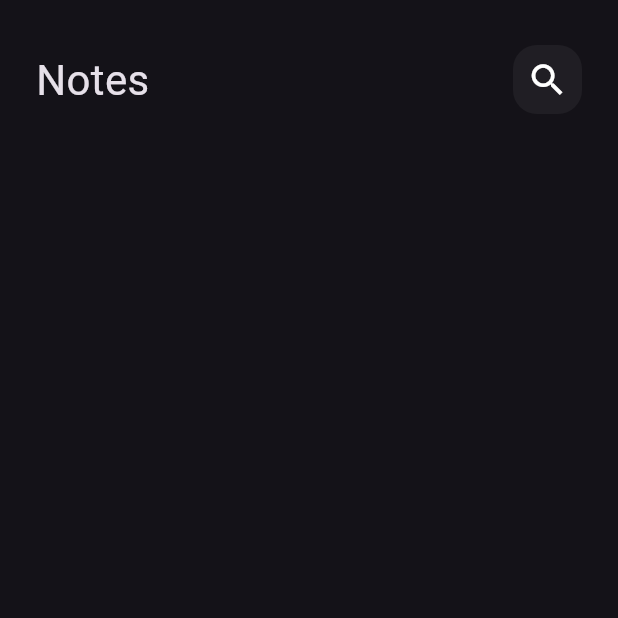
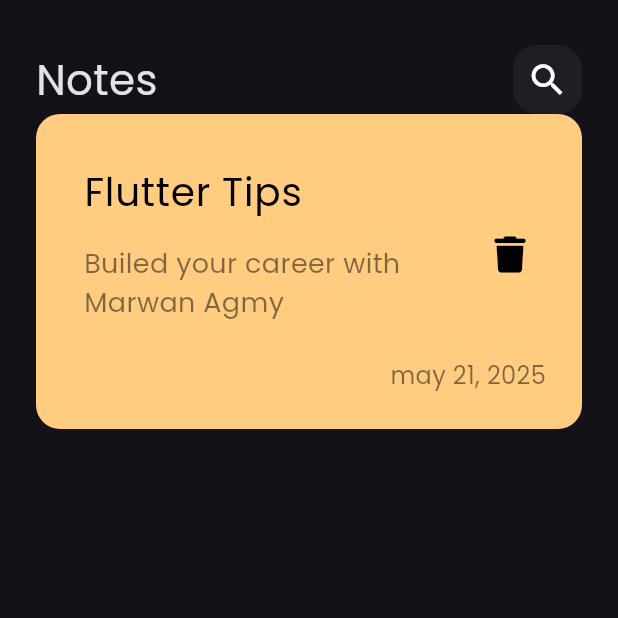
Before and after one commit to MarwanAgmy/notes_app, a Flutter app: the screen it shows after launch, on a phone screen of 412 x 824 dp, the top half of it. Run offline on Flutter 3.47's test engine with Material 3 defaults, Android fonts, the phone set to English and light mode, and no system bars; our stand-ins replace font_awesome_flutter.

Commit message:
create custom note item and added poppins font

```diff
--- a/lib/main.dart
+++ b/lib/main.dart
@@ -12,7 +12,8 @@ class NotesApp extends StatelessWidget {
   Widget build(BuildContext context) {
     return MaterialApp(
       debugShowCheckedModeBanner: false,
-      theme: ThemeData(brightness: Brightness.dark),
+      theme: ThemeData(brightness: Brightness.dark, fontFamily: 'Poppins'),
+
       home: NotesView(),
     );
   }
--- /dev/null
+++ b/lib/widgets/custom_note_item.dart
@@ -0,0 +1,52 @@
+import 'package:flutter/material.dart';
+import 'package:font_awesome_flutter/font_awesome_flutter.dart';
+
+class NoteItem extends StatelessWidget {
+  const NoteItem({super.key});
+
+  @override
+  Widget build(BuildContext context) {
+    return Container(
+      padding: EdgeInsets.only(top: 24, bottom: 24, left: 16),
+      decoration: BoxDecoration(
+        borderRadius: BorderRadius.circular(16),
+        color: Color(0xffFFCC80),
+      ),
+      child: Column(
+        crossAxisAlignment: CrossAxisAlignment.end,
+        children: [
+          ListTile(
+            title: Text(
+              'Flutter Tips',
+              style: TextStyle(fontSize: 26, color: Colors.black),
+            ),
+            subtitle: Padding(
+              padding: const EdgeInsets.symmetric(vertical: 16),
+              child: Text(
+                'Builed your career with Marwan Agmy',
+                style: TextStyle(
+                  color: Colors.black.withValues(alpha: .5),
+                  fontSize: 18,
+                ),
+              ),
+            ),
+            trailing: IconButton(
+              onPressed: () {},
+              icon: Icon(FontAwesomeIcons.trash, color: Colors.black, size: 24),
+            ),
+          ),
+          Padding(
+            padding: const EdgeInsets.only(right: 24),
+            child: Text(
+              'may 21, 2025',
+              style: TextStyle(
+                color: Colors.black.withValues(alpha: .5),
+                fontSize: 16,
+              ),
+            ),
+          ),
+        ],
+      ),
+    );
+  }
+}
--- a/lib/widgets/notes_view_body.dart
+++ b/lib/widgets/notes_view_body.dart
@@ -1,5 +1,6 @@
 import 'package:flutter/material.dart';
 import 'package:notes_app/widgets/custom_app_bar.dart';
+import 'package:notes_app/widgets/custom_note_item.dart';
 
 class NotesViewBody extends StatelessWidget {
   const NotesViewBody({super.key});
@@ -8,7 +9,7 @@ class NotesViewBody extends StatelessWidget {
   Widget build(BuildContext context) {
     return Padding(
       padding: const EdgeInsets.only(top: 30, left: 24, right: 24),
-      child: Column(children: const [CustomAppBar()]),
+      child: Column(children: const [CustomAppBar(), NoteItem()]),
     );
   }
 }
```
Also changed, not shown: pubspec.yaml (+7 -11 lines), assets/fonts/Poppins-Regular.ttf (added), pubspec.lock.
